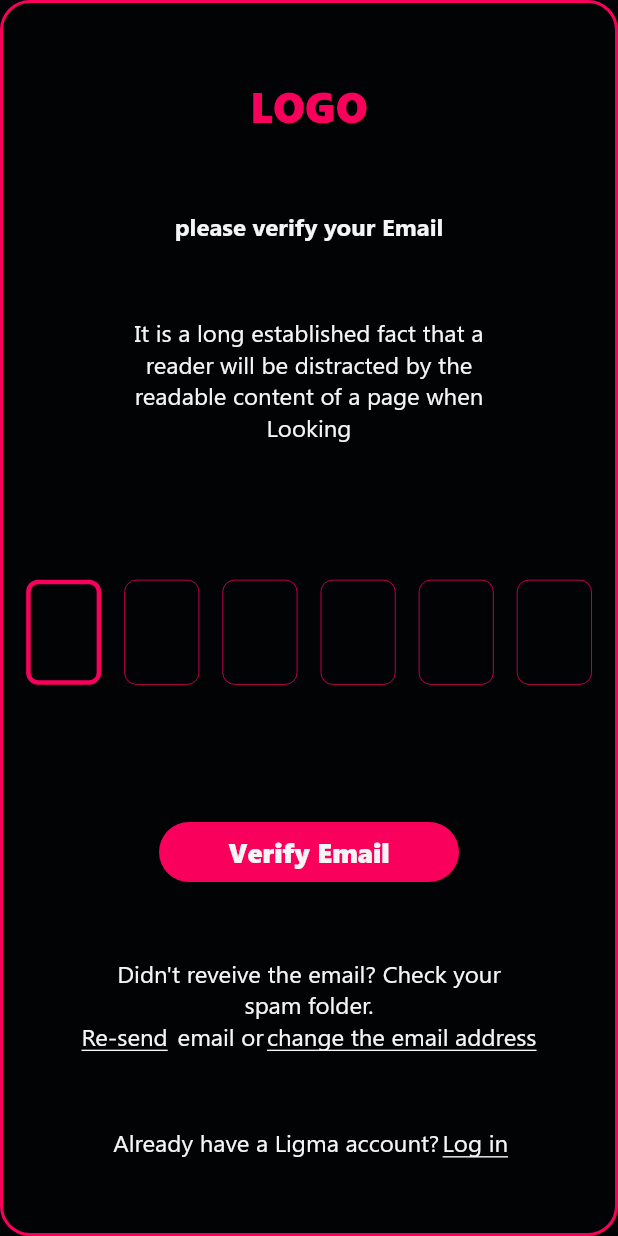
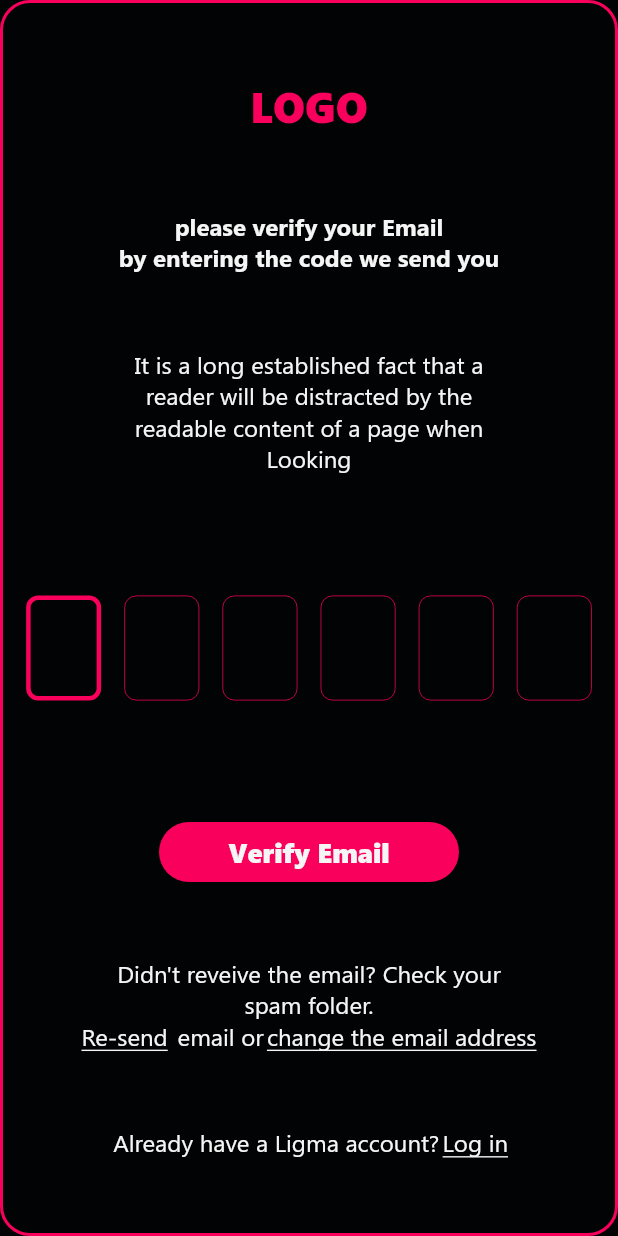
Before and after one commit to Nico104/uidraft1, a Flutter app: the SignUpConfirmationCodeLarge widget shown alone on an empty page, opened directly with empty values, on a phone screen of 412 x 824 dp. Run offline on Flutter 3.47's test engine with Material 2 defaults, Android fonts, the phone set to English and light mode, and no system bars; our stand-ins replace beamer, dio, easy_debounce, file_picker, get, readmore and 5 more; missing offline and left inert: dart:html, dart:js, flutter_dropzone; accounts and stored records are empty.

Commit message:
some changes

```diff
--- a/lib/widgets/auth/signup/sign_up_confirmation_code_widget.dart
+++ b/lib/widgets/auth/signup/sign_up_confirmation_code_widget.dart
@@ -170,7 +170,7 @@ class _SignUpConfirmationCodeLargeState
               SizedBox(
                 width: 270,
                 child: Text(
-                  "please verify your Email",
+                  "please verify your Email\nby entering the code we send you",
                   style: TextStyle(
                     fontFamily: 'Segoe UI',
                     fontWeight: FontWeight.bold,
```
